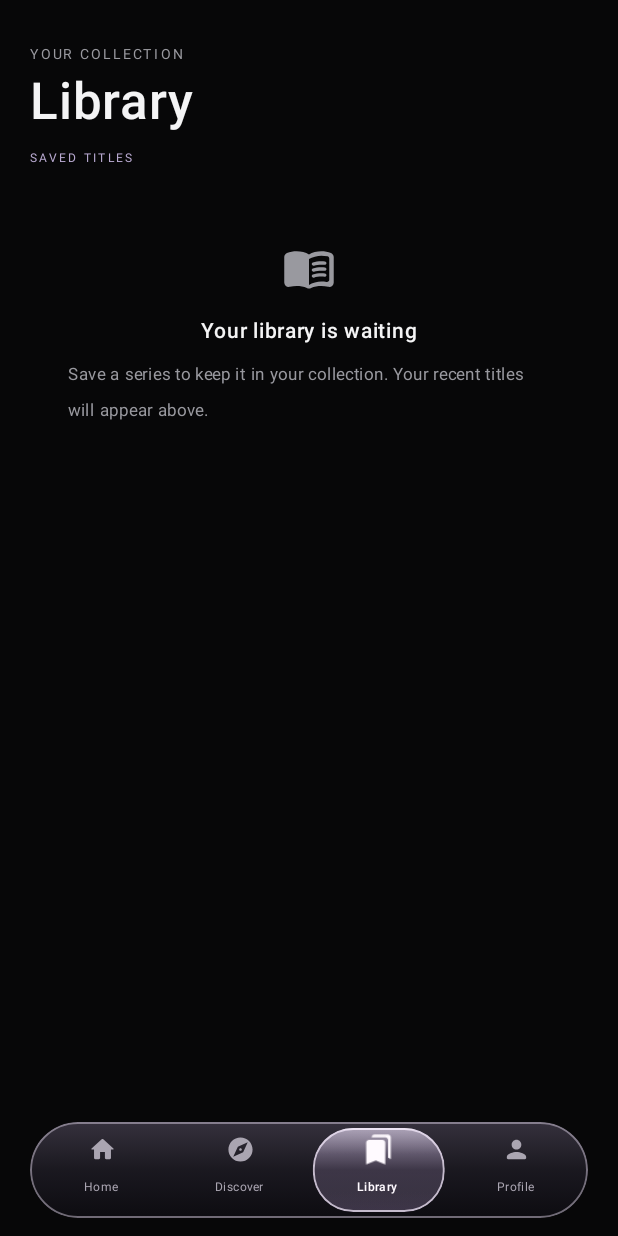
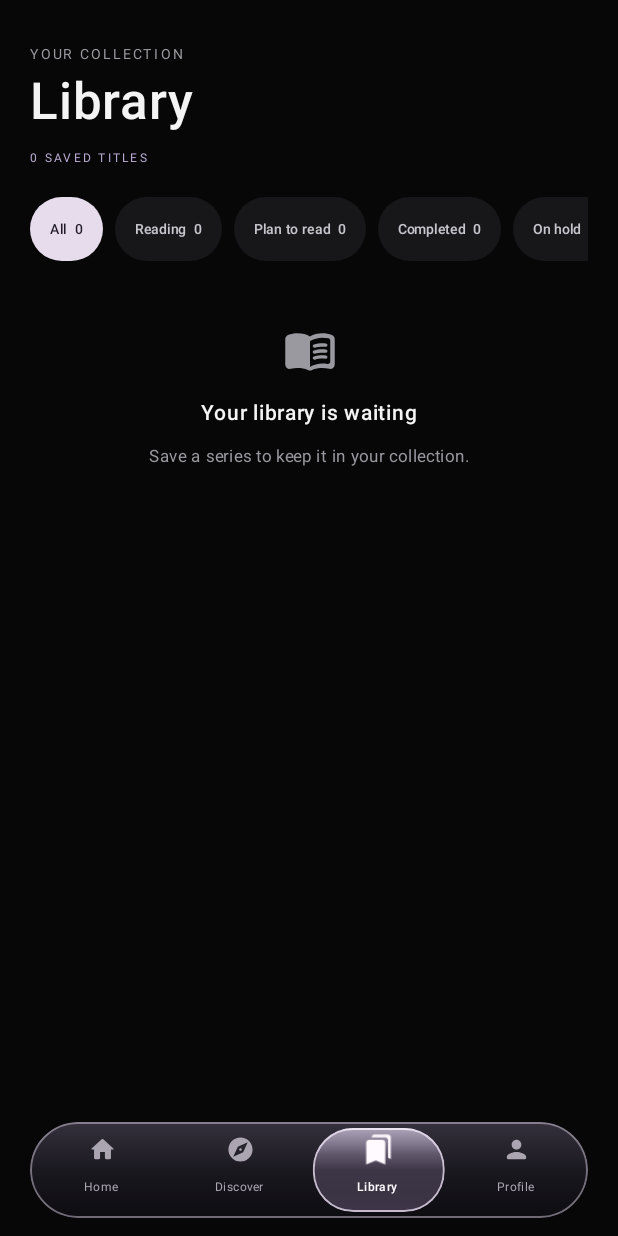
Before and after one commit to syusyantho-dotcom/Noire, an Android app built with Jetpack Compose: the composable NoirApp shown on its own in the app's theme, after a tap on "Library", on a phone screen of 412 x 824 dp. Run offline under Robolectric (Android 15) with nearby library versions, the phone set to English and light mode, and no system bars; libraries missing offline, so code that uses them is left out: android.graphics; pictures from the network do not load.

Commit message:
Add Kotatsu-style custom library categories and title status management

```diff
--- a/NOIR/app/src/main/java/com/noir/reader/MainActivity.kt
+++ b/NOIR/app/src/main/java/com/noir/reader/MainActivity.kt
@@ -184,6 +184,19 @@ private fun NoirApp() {
         }
         prefs.edit().putString("recent_series", stored.toString()).apply()
     }
+    val libraryCategories = remember {
+        mutableStateMapOf<String, String>().apply {
+            runCatching {
+                val stored = JSONObject(prefs.getString("library_categories", "{}"))
+                stored.keys().forEach { key -> put(key, stored.optString(key, "Reading")) }
+            }
+        }
+    }
+    LaunchedEffect(libraryCategories.toMap()) {
+        val stored = JSONObject()
+        libraryCategories.forEach { (key, value) -> stored.put(key, value) }
+        prefs.edit().putString("library_categories", stored.toString()).apply()
+    }
     val bookmarkedChapterKeys = remember {
         mutableStateListOf<String>().apply {
             runCatching {
@@ -339,7 +352,14 @@ private fun NoirApp() {
                     onOpenSource = { selectedSource = it },
                     onTab = { tab = it }
                 )
-                tab == "Library" -> LibraryScreen(saved.toList(), recentlyRead.toList(), openSeries, { tab = it })
+                tab == "Library" -> LibraryScreen(
+                    saved.toList(), recentlyRead.toList(), libraryCategories.toMap(),
+                    onCategoryChange = { series, category ->
+                        val key = "${series.sourceId}:${series.id}"
+                        if (category == "Reading") libraryCategories.remove(key) else libraryCategories[key] = category
+                    },
+                    onOpen = openSeries, onTab = { tab = it }
+                )
                 tab == "Profile" -> ProfileScreen(introSound, launchIntro,
                     { introSound = it; prefs.edit().putBoolean("intro_sound", it).apply() },
                     { launchIntro = it; prefs.edit().putBoolean("launch_intro", it).apply() },
@@ -1252,17 +1272,48 @@ private fun SourceBrowseScreen(
 }
 
 @Composable
-private fun LibraryScreen(items: List<Series>, recent: List<Series>, onOpen: (Series) -> Unit, onTab: (String) -> Unit) {
+private fun LibraryScreen(
+    items: List<Series>,
+    recent: List<Series>,
+    categories: Map<String, String>,
+    onCategoryChange: (Series, String) -> Unit,
+    onOpen: (Series) -> Unit,
+    onTab: (String) -> Unit
+) {
+    val categoryOptions = listOf("All", "Reading", "Plan to read", "Completed", "On hold", "Dropped")
+    var selectedCategory by remember { mutableStateOf("All") }
+    val filtered = remember(items, categories, selectedCategory) {
+        if (selectedCategory == "All") items
+        else items.filter { (categories["${it.sourceId}:${it.id}"] ?: "Reading") == selectedCategory }
+    }
     Column(Modifier.fillMaxSize().statusBarsPadding()) {
         Column(Modifier.weight(1f).fillMaxWidth().padding(horizontal = 20.dp)) {
             Spacer(Modifier.height(24.dp))
             Text("YOUR COLLECTION", color = Muted, fontSize = 9.sp, letterSpacing = 2.sp)
             Text("Library", color = White, fontSize = 34.sp, fontWeight = FontWeight.SemiBold)
             Spacer(Modifier.height(5.dp))
-            Text("SAVED TITLES", color = Color(0xFFB8A9D0), fontSize = 8.sp, letterSpacing = 1.5.sp)
-            Spacer(Modifier.height(18.dp))
+            Text("${items.size} SAVED TITLES", color = Color(0xFFB8A9D0), fontSize = 8.sp, letterSpacing = 1.5.sp)
+            Spacer(Modifier.height(14.dp))
+            LazyRow(horizontalArrangement = Arrangement.spacedBy(8.dp), contentPadding = PaddingValues(end = 8.dp)) {
+                items(categoryOptions) { category ->
+                    val count = when (category) {
+                        "All" -> items.size
+                        "Reading" -> items.count { (categories["${it.sourceId}:${it.id}"] ?: "Reading") == category }
+                        else -> items.count { categories["${it.sourceId}:${it.id}"] == category }
+                    }
+                    Box(
+                        Modifier.clip(RoundedCornerShape(24.dp))
+                            .background(if (selectedCategory == category) Color(0xFFE7DCEC) else Panel)
+                            .clickable { selectedCategory = category }
+                            .padding(horizontal = 13.dp, vertical = 9.dp)
+                    ) {
+                        Text("$category  $count", color = if (selectedCategory == category) Color(0xFF211B27) else Silver, fontSize = 9.sp, fontWeight = FontWeight.Medium)
+                    }
+                }
+            }
+            Spacer(Modifier.height(16.dp))
             LazyColumn(verticalArrangement = Arrangement.spacedBy(12.dp), contentPadding = PaddingValues(bottom = 20.dp)) {
-                if (recent.isNotEmpty()) {
+                if (selectedCategory == "All" && recent.isNotEmpty()) {
                     item { Text("PICK UP WHERE YOU LEFT OFF", color = Color(0xFFD6C5F2), fontSize = 8.sp, letterSpacing = 1.7.sp, fontWeight = FontWeight.Bold) }
                     items(recent.take(8), key = { "recent-${it.sourceId}-${it.id}" }) { series ->
                         Row(Modifier.fillMaxWidth().clip(RoundedCornerShape(16.dp)).background(Color(0xFF17151C)).clickable { onOpen(series) }.padding(12.dp), verticalAlignment = Alignment.CenterVertically) {
@@ -1280,10 +1331,35 @@ private fun LibraryScreen(items: List<Series>, recent: List<Series>, onOpen: (Se
                     }
                     item { Spacer(Modifier.height(7.dp)); Text("SAVED COLLECTION", color = Color(0xFFD6C5F2), fontSize = 8.sp, letterSpacing = 1.7.sp, fontWeight = FontWeight.Bold) }
                 }
-                if (items.isEmpty()) {
-                    item { EmptyState("Your library is waiting", "Save a series to keep it in your collection. Your recent titles will appear above.") }
+                if (filtered.isEmpty()) {
+                    item {
+                        EmptyState(
+                            if (items.isEmpty()) "Your library is waiting" else "Nothing in $selectedCategory",
+                            if (items.isEmpty()) "Save a series to keep it in your collection." else "Change a title's category or choose another filter."
+                        )
+                    }
                 } else {
-                    items(items, key = { "saved-${it.sourceId}-${it.id}" }) { SeriesRow(it) { onOpen(it) } }
+                    items(filtered, key = { "saved-${it.sourceId}-${it.id}" }) { series ->
+                        Column(Modifier.fillMaxWidth()) {
+                            SeriesRow(series) { onOpen(series) }
+                            var expanded by remember(series.id, series.sourceId) { mutableStateOf(false) }
+                            Row(Modifier.fillMaxWidth().padding(start = 10.dp, top = 4.dp), verticalAlignment = Alignment.CenterVertically) {
+                                Text(categories["${series.sourceId}:${series.id}"] ?: "Reading", color = Color(0xFFD6C5F2), fontSize = 8.sp, letterSpacing = .8.sp)
+                                Spacer(Modifier.weight(1f))
+                                Box {
+                                    Text("MOVE TO  ▾", color = Muted, fontSize = 8.sp, modifier = Modifier.clickable { expanded = true }.padding(7.dp))
+                                    DropdownMenu(expanded = expanded, onDismissRequest = { expanded = false }, containerColor = Panel) {
+                                        categoryOptions.filter { it != "All" }.forEach { category ->
+                                            DropdownMenuItem(
+                                                text = { Text(category, color = White) },
+                                                onClick = { onCategoryChange(series, category); expanded = false }
+                                            )
+                                        }
+                                    }
+                                }
+                            }
+                        }
+                    }
                 }
             }
         }
```
